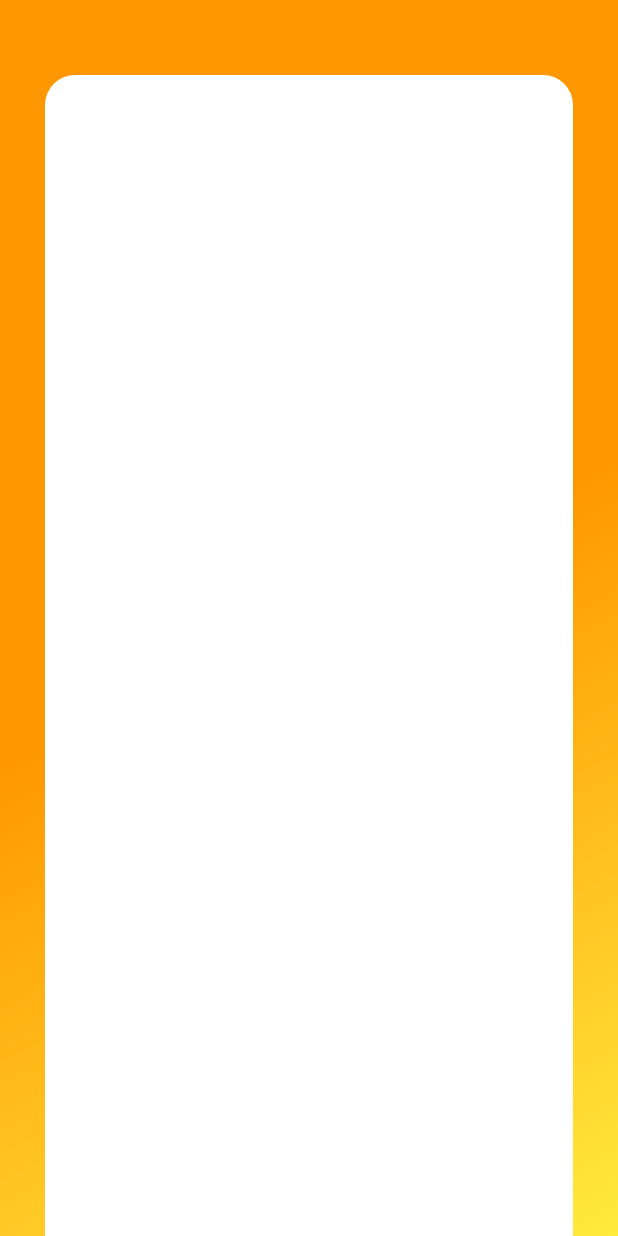
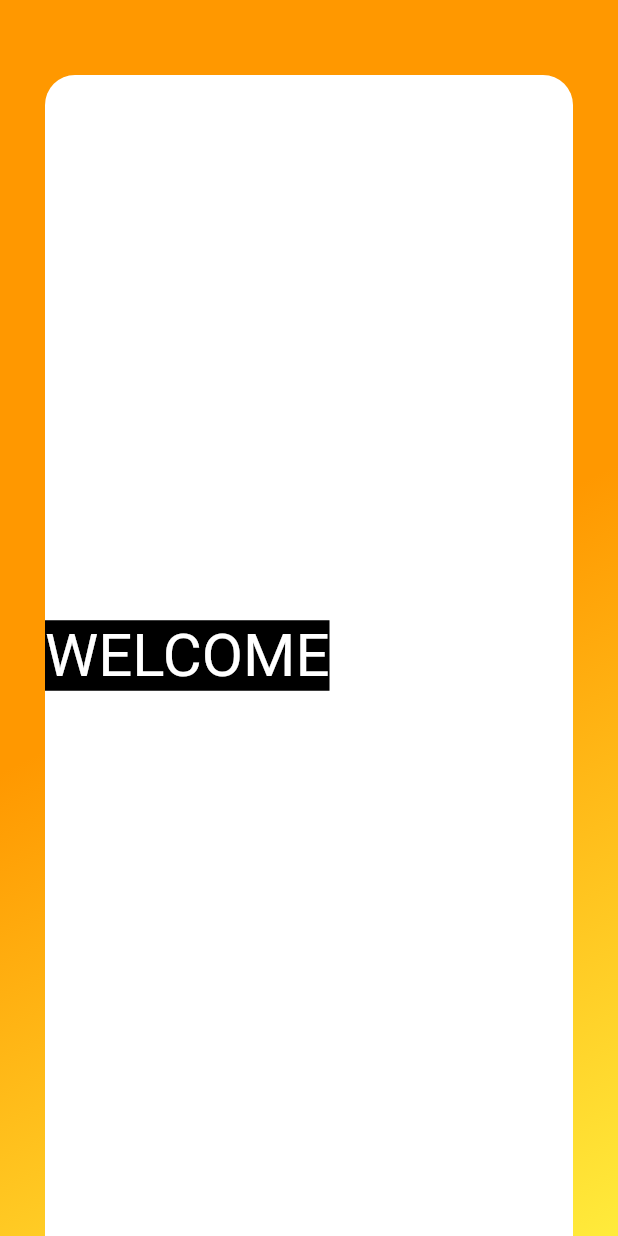
Before and after one commit to littleironical/My_First_Website, a Flutter app: the screen it shows after launch, on a phone screen of 412 x 824 dp. Run offline on Flutter 3.47's test engine with Material 2 defaults, Android fonts, the phone set to English and light mode, and no system bars; missing offline and left inert: dart:html.

Commit message:
font added

```diff
--- a/lib/main.dart
+++ b/lib/main.dart
@@ -1,3 +1,6 @@
+import 'dart:html';
+import 'dart:ui';
+
 import 'package:flutter/material.dart';
 
 void main() => runApp(MyApp());
@@ -37,8 +40,30 @@ class MyApp extends StatelessWidget {
                   // ),
                 ),
                 alignment: Alignment.bottomCenter,
-                child: Column(
-
+                child: Center(
+                  child: Row(
+                    mainAxisAlignment: MainAxisAlignment.spaceBetween,
+                    children: <Widget>[
+                      Center(
+                        child: Stack(
+                          overflow: Overflow.visible,
+                          children: <Widget>[
+                            Positioned(
+                              child: Container(
+                                color: Colors.black,
+                                child: Text('WELCOME',
+                                  style: TextStyle(
+                                    color: Colors.white,
+                                    fontSize: 40.0,
+                                  ),
+                                ),
+                              ),
+                            )
+                          ],
+                        ),
+                      ),
+                    ],
+                  ),
                 ),
               ),
             ),
--- a/pubspec.yaml
+++ b/pubspec.yaml
@@ -61,9 +61,9 @@ flutter:
   # list giving the asset and other descriptors for the font. For
   # example:
   # fonts:
-  #   - family: Schyler
-  #     fonts:
-  #       - asset: fonts/Schyler-Regular.ttf
+    - family: Billabong
+      fonts:
+        - asset: fonts/Billabong.ttf
   #       - asset: fonts/Schyler-Italic.ttf
   #         style: italic
   #   - family: Trajan Pro
```
Also changed, not shown: fonts/Billabong.ttf (added).
